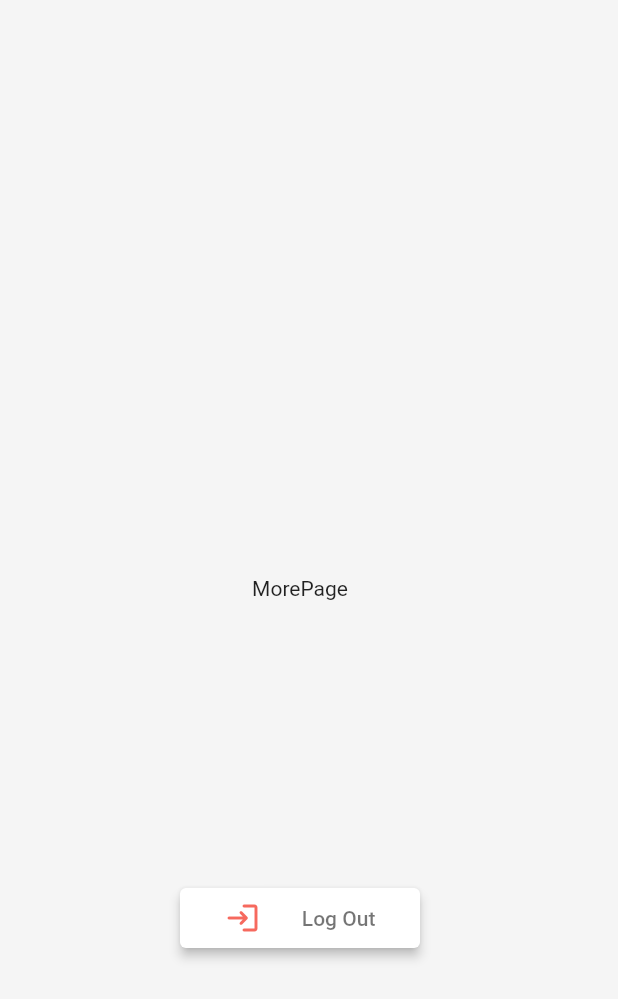
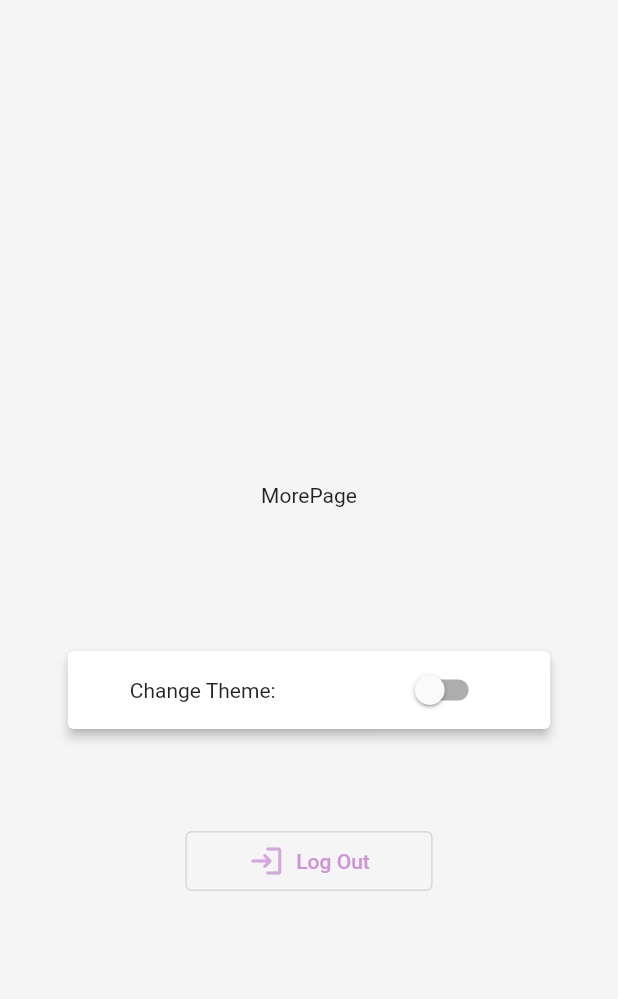
Before and after one commit to koirpraw/floatingNavBar, a Flutter app: the MorePage screen opened directly, on a phone screen of 412 x 824 dp. Shown: the top 999 px of the screen. Run offline on Flutter 3.47's test engine with Material 2 defaults, Android fonts, the phone set to English and light mode, and no system bars; our stand-ins replace custom_navigation_bar, firebase_auth, firebase_core, flutter_icons, flutter_svg, get and 3 more; accounts and stored records are empty; network calls fail.

Commit message:
moved theme slider from homepage to more page. removed appbar from homepage.

```diff
--- a/lib/Screens/MorePage/MorePage.dart
+++ b/lib/Screens/MorePage/MorePage.dart
@@ -2,6 +2,7 @@ import 'package:flutter/material.dart';
 import 'package:get/get.dart';
 import 'package:helapy_ios/Screens/onBoarding/onBoardingPages.dart';
 import 'package:helapy_ios/Theme_Helapy_Ios.dart';
+import 'package:helapy_ios/components/ChangeTheme_sliderButton.dart';
 
 class MorePage extends StatelessWidget {
   const MorePage({Key key}) : super(key: key);
@@ -13,36 +14,67 @@ class MorePage extends StatelessWidget {
         mainAxisAlignment: MainAxisAlignment.center,
         children: [
           Container(
-            height: 400,
-            width: 400,
+            height: 200,
+            width: 200,
             child: Center(child: Text('MorePage')),
           ),
+          Row(
+            mainAxisAlignment: MainAxisAlignment.center,
+            children: [
               SizedBox(
+                width: MediaQuery.of(context).size.width * 0.8,
+                height: 60,
+                child: Card(
+                    elevation: 3,
+                    child: Row(
+                      mainAxisAlignment: MainAxisAlignment.spaceAround,
+                      children: [
+                        Text("Change Theme:"),
+                        ChangeThemeButtonWidget(),
+                      ],
+                    )),
+              ),
+            ],
+          ),
+          SizedBox(
+            height: 64,
+          ),
+          Row(
+            mainAxisAlignment: MainAxisAlignment.center,
+            children: [
+              SizedBox(
+                width: MediaQuery.of(context).size.width *0.4,
                 height: 40,
-            width: 160,
-            child: ElevatedButton(
+                child: OutlinedButton(
                     style: ButtonStyle(
-                  backgroundColor: MaterialStateProperty.all(Colors.white),
-                  elevation: MaterialStateProperty.all(3),
+                      foregroundColor: MaterialStateProperty.all(Colors.green),
+                      // elevation: MaterialStateProperty.all(3),
                     ),
-                onPressed: () => Navigator.push(context, MaterialPageRoute(builder: (context)=>OnboardingPages()))
+                    onPressed: () => Navigator.push(
+                        context,
+                        MaterialPageRoute(
+                            builder: (context) => OnboardingPages()))
 
                     //
                     ,
                     child: Row(
-                  mainAxisAlignment: MainAxisAlignment.spaceAround,
+                      mainAxisAlignment: MainAxisAlignment.center,
                       children: [
                         Icon(
                           Icons.login_rounded,
-                      color: Colors.red,
+                          color: Theme.of(context).colorScheme.secondary,
+                        ),
+                        SizedBox(
+                          width: 8,
                         ),
                         Text(
-                      "Log Out",
-                      style: TextStyle(color: Colors.black54),
+                          "Log Out",style: TextStyle(color: Theme.of(context).colorScheme.secondary),
                         )
                       ],
                     )),
-          )
+              ),
+            ],
+          ),
         ],
       ),
     );
```
Also changed, not shown: 1 other file. Lines whose indentation alone changed are shown as unchanged.
